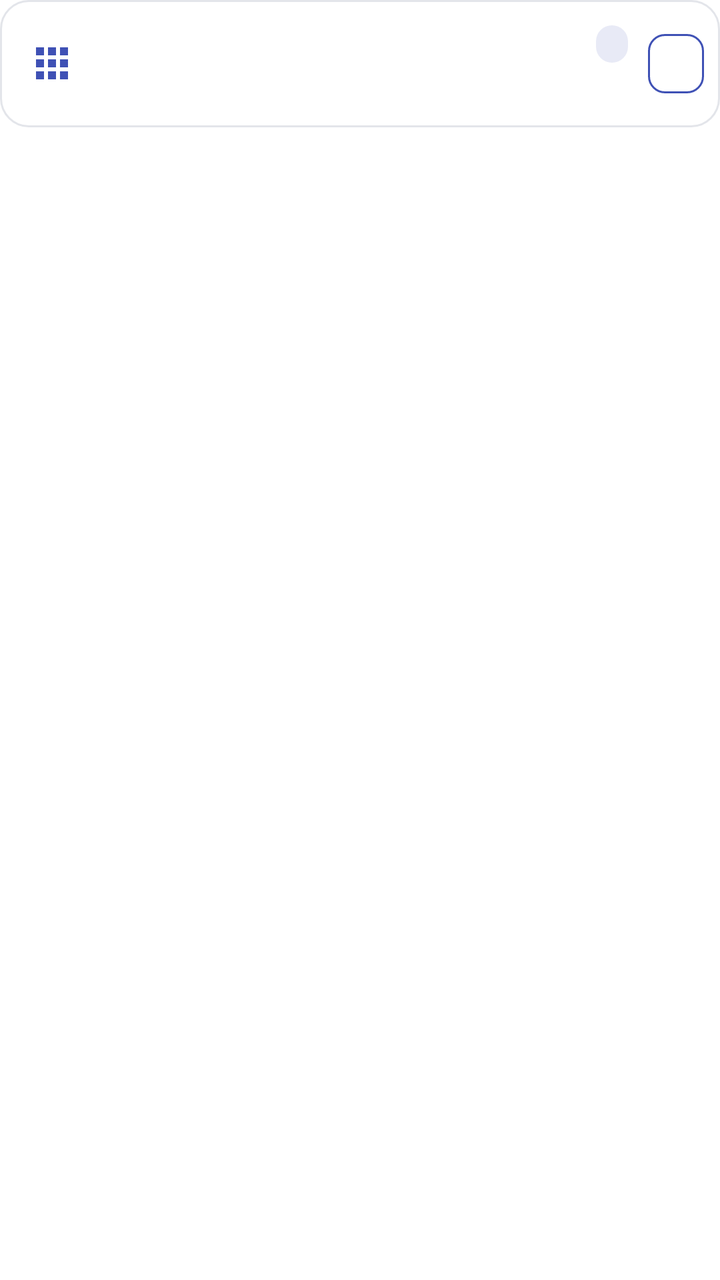
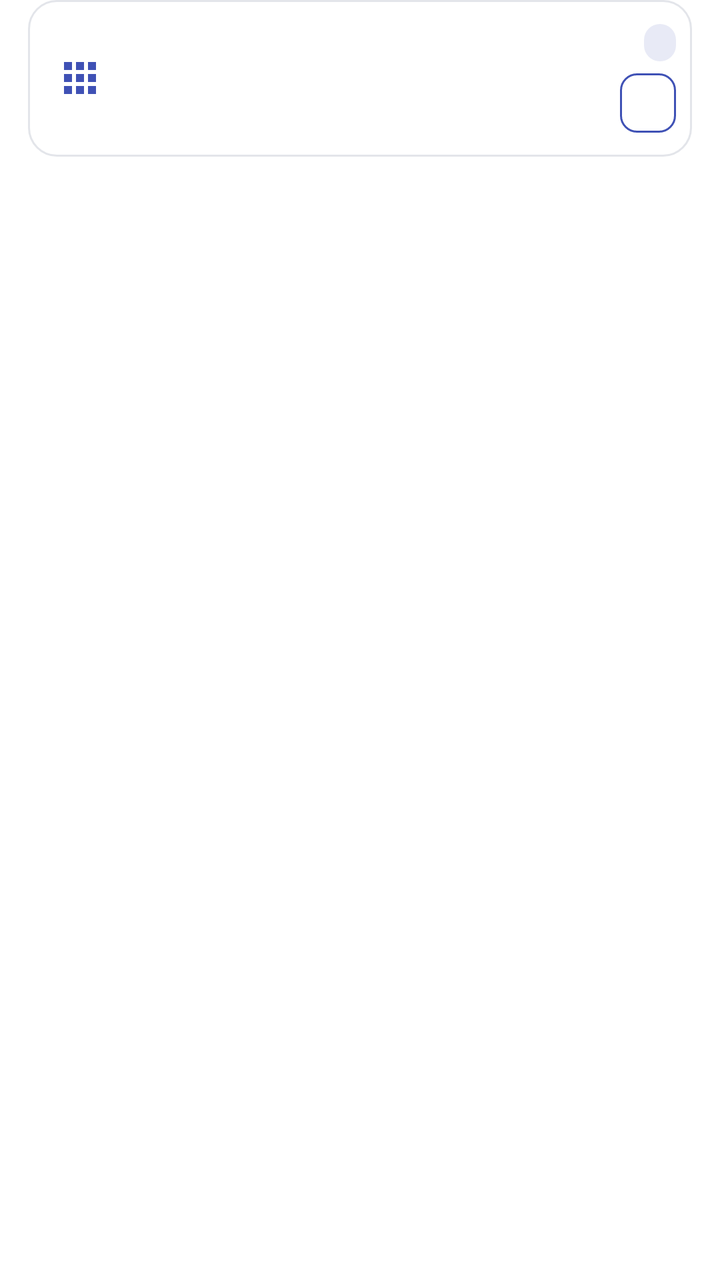

Before-and-after screenshots of an Android layout around one commit, followed by the original layout XML and the change that was made.
<!-- AndroidManifest.xml: fallback theme Theme.MaterialComponents.DayNight.NoActionBar -->
<!-- res/layout/item_version.xml -->
<?xml version="1.0" encoding="utf-8"?>
<LinearLayout xmlns:android="http://schemas.android.com/apk/res/android"
    android:layout_width="match_parent"
    android:layout_height="wrap_content"
    android:orientation="vertical"
    android:paddingBottom="@dimen/card_gap">

    <LinearLayout
        android:layout_width="match_parent"
        android:layout_height="wrap_content"
        android:orientation="horizontal"
        android:gravity="center_vertical"
        android:background="@drawable/card_bg_press"
        android:paddingStart="14dp"
        android:paddingEnd="8dp"
        android:paddingTop="12dp"
        android:paddingBottom="12dp">

        <ImageView
            android:layout_width="24dp"
            android:layout_height="24dp"
            android:src="@drawable/ic_app"
            android:tint="@color/accent" />

        <LinearLayout
            android:layout_width="0dp"
            android:layout_height="wrap_content"
            android:layout_weight="1"
            android:layout_marginStart="12dp"
            android:orientation="vertical">

            <LinearLayout
                android:layout_width="match_parent"
                android:layout_height="wrap_content"
                android:orientation="horizontal"
                android:gravity="center_vertical">

                
                <TextView
                    android:id="@+id/ver_title"
                    android:layout_width="0dp"
                    android:layout_height="wrap_content"
                    android:layout_weight="1"
                    android:maxLines="2"
                    android:ellipsize="end"
                    android:lineSpacingExtra="1dp"
                    android:textSize="15sp"
                    android:fontFamily="sans-serif-medium"
                    android:textColor="@color/fg" />

                <TextView
                    android:id="@+id/ver_slot_badge"
                    android:layout_width="wrap_content"
                    android:layout_height="wrap_content"
                    android:layout_marginStart="8dp"
                    android:background="@drawable/badge_slot"
                    android:paddingStart="8dp"
                    android:paddingEnd="8dp"
                    android:paddingTop="2dp"
                    android:paddingBottom="2dp"
                    android:textSize="11sp"
                    android:textColor="@color/chip_fg"
                    android:maxWidth="64dp"
                    android:maxLines="1"
                    android:ellipsize="end" />
            </LinearLayout>

            
            <TextView
                android:id="@+id/ver_sub"
                android:layout_width="match_parent"
                android:layout_height="wrap_content"
                android:paddingTop="3dp"
                android:maxLines="2"
                android:ellipsize="end"
                android:textSize="12sp"
                android:textColor="@color/fg_muted" />

            <TextView
                android:id="@+id/ver_conflict"
                android:layout_width="match_parent"
                android:layout_height="wrap_content"
                android:paddingTop="4dp"
                android:textSize="11sp"
                android:lineSpacingExtra="2dp"
                android:textColor="@color/chip_fg_warn"
                android:visibility="gone" />
        </LinearLayout>

        <TextView
            android:id="@+id/ver_slot_btn"
            android:layout_width="wrap_content"
            android:layout_height="wrap_content"
            android:layout_marginStart="10dp"
            android:background="@drawable/btn_ghost"
            android:clickable="true"
            android:focusable="false"
            android:paddingStart="14dp"
            android:paddingEnd="14dp"
            android:paddingTop="6dp"
            android:paddingBottom="6dp"
            android:textSize="13sp"
            android:fontFamily="sans-serif-medium"
            android:textColor="@color/accent" />
    </LinearLayout>
</LinearLayout>
<!-- resources referenced by this layout -->
<resources>
  <color name="accent">#FF3F51B5</color>
  <color name="chip_fg">#FF303F9F</color>
  <color name="chip_fg_warn">#FFC62828</color>
  <color name="fg">#FF1A1C1E</color>
  <color name="fg_muted">#FF6B7280</color>
  <dimen name="card_gap">10dp</dimen>
  <!-- drawable badge_slot (drawable) -->
  <?xml version="1.0" encoding="utf-8"?>
  <shape xmlns:android="http://schemas.android.com/apk/res/android"
      android:shape="rectangle">
      <corners android:radius="9dp" />
      <solid android:color="@color/chip_bg" />
  </shape>
  <!-- drawable btn_ghost (drawable) -->
  <?xml version="1.0" encoding="utf-8"?>
  <selector xmlns:android="http://schemas.android.com/apk/res/android">
      <item android:state_pressed="true">
          <shape android:shape="rectangle">
              <solid android:color="@color/accent_soft" />
              <corners android:radius="8dp" />
              <stroke android:width="1dp" android:color="@color/accent" />
          </shape>
      </item>
      <item>
          <shape android:shape="rectangle">
              <solid android:color="@android:color/transparent" />
              <corners android:radius="8dp" />
              <stroke android:width="1dp" android:color="@color/accent" />
          </shape>
      </item>
  </selector>
  <!-- drawable card_bg_press (drawable) -->
  <?xml version="1.0" encoding="utf-8"?>
  <selector xmlns:android="http://schemas.android.com/apk/res/android">
      <item android:state_pressed="true">
          <shape android:shape="rectangle">
              <solid android:color="@color/card_press" />
              <corners android:radius="14dp" />
              <stroke android:width="1dp" android:color="@color/card_stroke" />
          </shape>
      </item>
      <item>
          <shape android:shape="rectangle">
              <solid android:color="@color/card" />
              <corners android:radius="14dp" />
              <stroke android:width="1dp" android:color="@color/card_stroke" />
          </shape>
      </item>
  </selector>
  <!-- drawable ic_app (drawable) -->
  <?xml version="1.0" encoding="utf-8"?>
  <vector xmlns:android="http://schemas.android.com/apk/res/android"
      android:width="24dp"
      android:height="24dp"
      android:viewportWidth="24"
      android:viewportHeight="24">
      <path
          android:fillColor="@color/icon_tint"
          android:pathData="M4,8h4V4H4v4zM10,20h4v-4h-4v4zM4,20h4v-4H4v4zM4,14h4v-4H4v4zM10,14h4v-4h-4v4zM16,4v4h4V4h-4zM10,8h4V4h-4v4zM16,14h4v-4h-4v4zM16,20h4v-4h-4v4z" />
  </vector>
  <color name="chip_bg">#FFE8EAF6</color>
  <color name="accent_soft">#FFE8EAF6</color>
  <color name="card_press">#FFEFF1F5</color>
  <color name="card_stroke">#FFE3E5EA</color>
  <color name="card">#FFFFFFFF</color>
  <color name="icon_tint">#FF5F6368</color>
</resources>

<!-- the commit's change to res/layout/item_version.xml (unified diff, before → after) -->
@@ -3,6 +3,8 @@
     android:layout_width="match_parent"
     android:layout_height="wrap_content"
     android:orientation="vertical"
+    android:paddingStart="14dp"
+    android:paddingEnd="14dp"
     android:paddingBottom="@dimen/card_gap">
 
     <LinearLayout
@@ -29,41 +31,17 @@
             android:layout_marginStart="12dp"
             android:orientation="vertical">
 
-            <LinearLayout
+            
+            <TextView
+                android:id="@+id/ver_title"
                 android:layout_width="match_parent"
                 android:layout_height="wrap_content"
-                android:orientation="horizontal"
-                android:gravity="center_vertical">
-
-                
-                <TextView
-                    android:id="@+id/ver_title"
-                    android:layout_width="0dp"
-                    android:layout_height="wrap_content"
-                    android:layout_weight="1"
-                    android:maxLines="2"
-                    android:ellipsize="end"
-                    android:lineSpacingExtra="1dp"
-                    android:textSize="15sp"
-                    android:fontFamily="sans-serif-medium"
-                    android:textColor="@color/fg" />
-
-                <TextView
-                    android:id="@+id/ver_slot_badge"
-                    android:layout_width="wrap_content"
-                    android:layout_height="wrap_content"
-                    android:layout_marginStart="8dp"
-                    android:background="@drawable/badge_slot"
-                    android:paddingStart="8dp"
-                    android:paddingEnd="8dp"
-                    android:paddingTop="2dp"
-                    android:paddingBottom="2dp"
-                    android:textSize="11sp"
-                    android:textColor="@color/chip_fg"
-                    android:maxWidth="64dp"
-                    android:maxLines="1"
-                    android:ellipsize="end" />
-            </LinearLayout>
+                android:maxLines="2"
+                android:ellipsize="end"
+                android:lineSpacingExtra="1dp"
+                android:textSize="15sp"
+                android:fontFamily="sans-serif-medium"
+                android:textColor="@color/fg" />
 
             
             <TextView
@@ -87,20 +65,44 @@
                 android:visibility="gone" />
         </LinearLayout>
 
-        <TextView
-            android:id="@+id/ver_slot_btn"
+        
+        <LinearLayout
             android:layout_width="wrap_content"
             android:layout_height="wrap_content"
             android:layout_marginStart="10dp"
-            android:background="@drawable/btn_ghost"
-            android:clickable="true"
-            android:focusable="false"
-            android:paddingStart="14dp"
-            android:paddingEnd="14dp"
-            android:paddingTop="6dp"
-            android:paddingBottom="6dp"
-            android:textSize="13sp"
-            android:fontFamily="sans-serif-medium"
-            android:textColor="@color/accent" />
+            android:orientation="vertical"
+            android:gravity="end">
+
+            <TextView
+                android:id="@+id/ver_slot_badge"
+                android:layout_width="wrap_content"
+                android:layout_height="wrap_content"
+                android:background="@drawable/badge_slot"
+                android:paddingStart="8dp"
+                android:paddingEnd="8dp"
+                android:paddingTop="2dp"
+                android:paddingBottom="2dp"
+                android:textSize="11sp"
+                android:textColor="@color/chip_fg"
+                android:maxWidth="120dp"
+                android:maxLines="1"
+                android:ellipsize="end" />
+
+            <TextView
+                android:id="@+id/ver_slot_btn"
+                android:layout_width="wrap_content"
+                android:layout_height="wrap_content"
+                android:layout_marginTop="6dp"
+                android:background="@drawable/btn_ghost"
+                android:clickable="true"
+                android:focusable="false"
+                android:paddingStart="14dp"
+                android:paddingEnd="14dp"
+                android:paddingTop="6dp"
+                android:paddingBottom="6dp"
+                android:textSize="13sp"
+                android:fontFamily="sans-serif-medium"
+                android:textColor="@color/accent" />
+        </LinearLayout>
     </LinearLayout>
 </LinearLayout>
